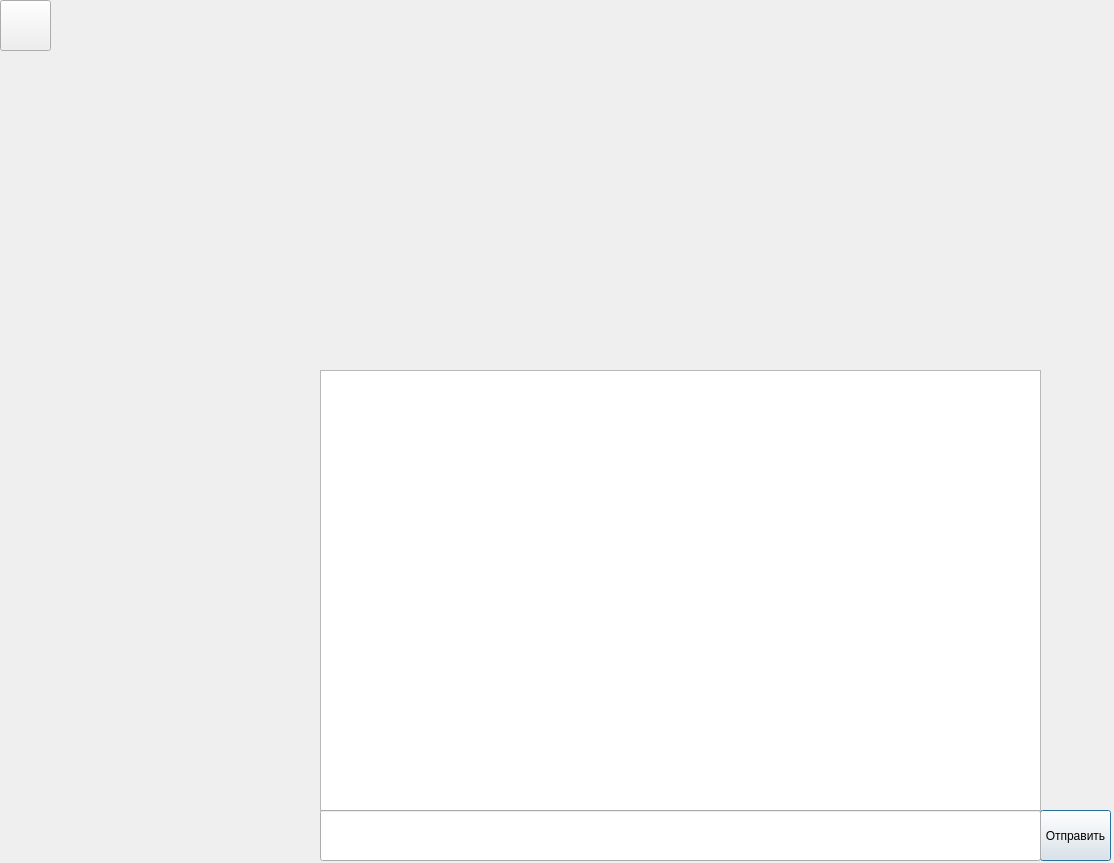
Above: mainform.ui from rutraq/Messanger before the change. Below: the same form after it.
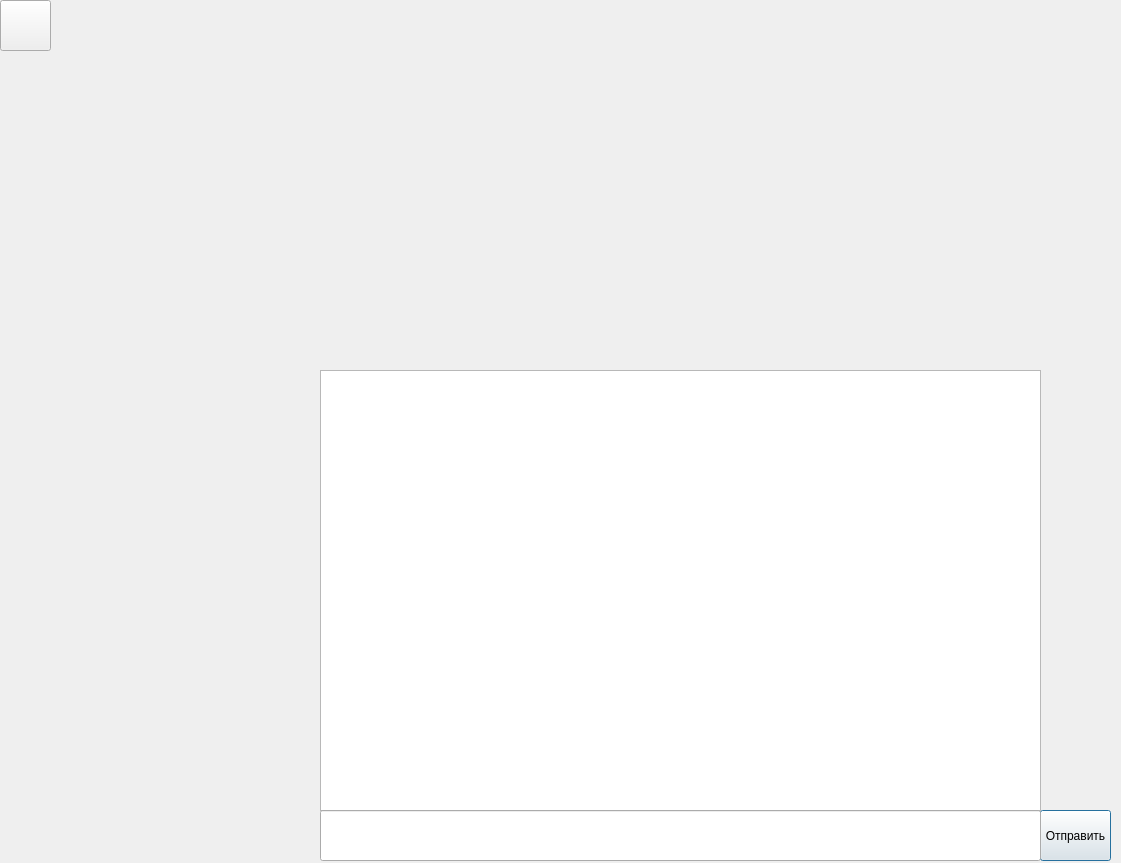
That is the form after the change. Icons and pictures are not drawn.

```diff
--- a/mainform.ui
+++ b/mainform.ui
@@ -9,13 +9,16 @@
    <rect>
     <x>0</x>
     <y>0</y>
-    <width>1114</width>
+    <width>1121</width>
     <height>863</height>
    </rect>
   </property>
   <property name="windowTitle">
    <string>Dialog</string>
   </property>
+  <property name="styleSheet">
+   <string notr="true"/>
+  </property>
   <widget class="QPushButton" name="pushButton">
    <property name="geometry">
     <rect>
```
Left out of the diff: 39 changed lines with no effect on the pictures.
